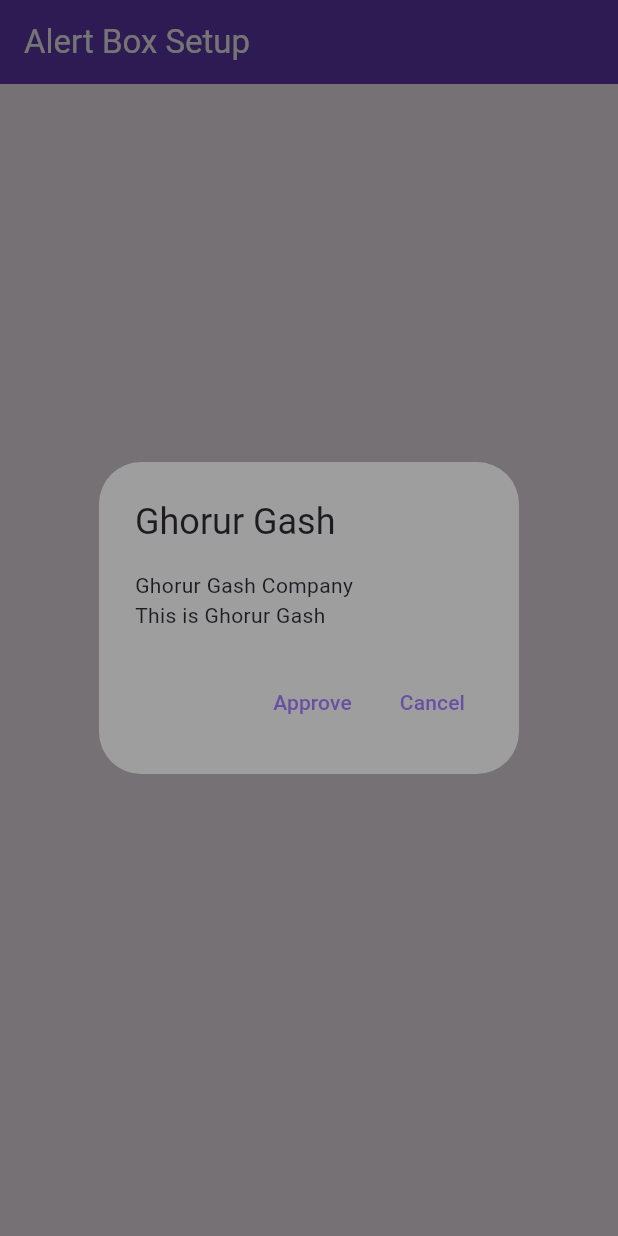
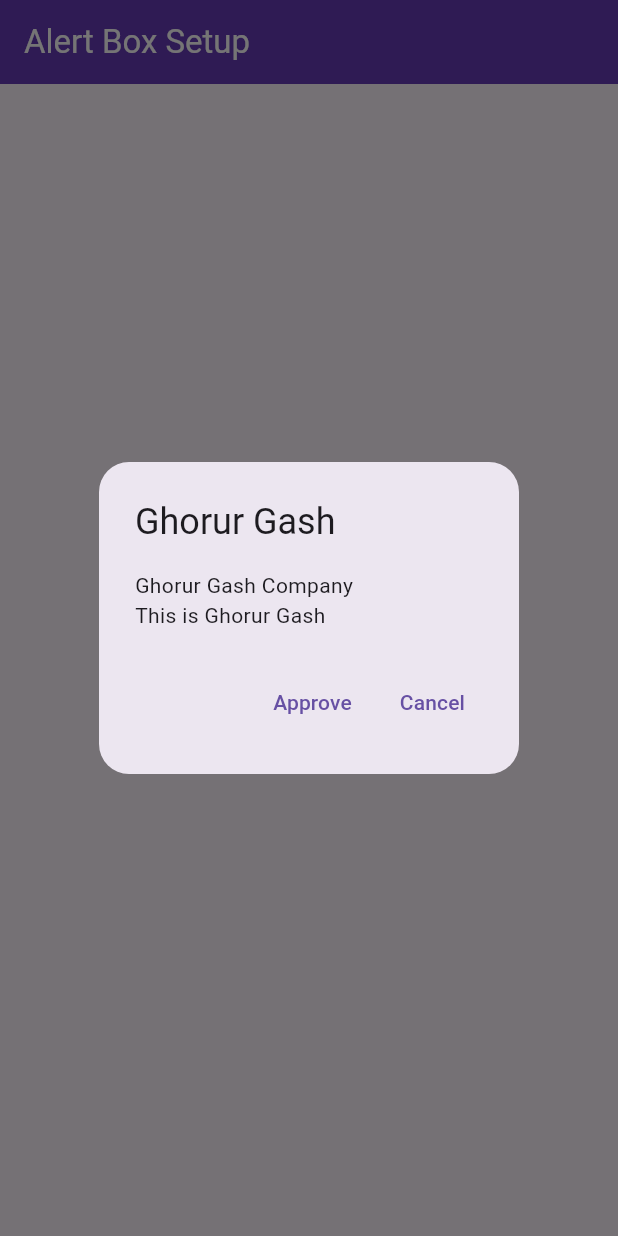
Before and after one commit to Zahed75/test_app, a Flutter app: the screen it shows after launch, after a tap on "Tap", on a phone screen of 412 x 824 dp. Run offline on Flutter 3.47's test engine with Material 3 defaults, Android fonts, the light colour scheme and no system bars; our stand-ins replace cached_network_image.

Commit message:
Alert updated

```diff
--- a/lib/widgets/alert.dart
+++ b/lib/widgets/alert.dart
@@ -24,7 +24,10 @@ Future<void> _showMyDialog(BuildContext context) async {
     context: context,
     builder: (BuildContext context) {
       return AlertDialog(
-        backgroundColor: Colors.grey,
+        // backgroundColor: Colors.grey,
+        elevation: 0,
+        scrollable: true,
+        shape: RoundedRectangleBorder(borderRadius: BorderRadius.circular(20)),
         title: Text('Ghorur Gash'),
         content: SingleChildScrollView(
           child: ListBody(
```
